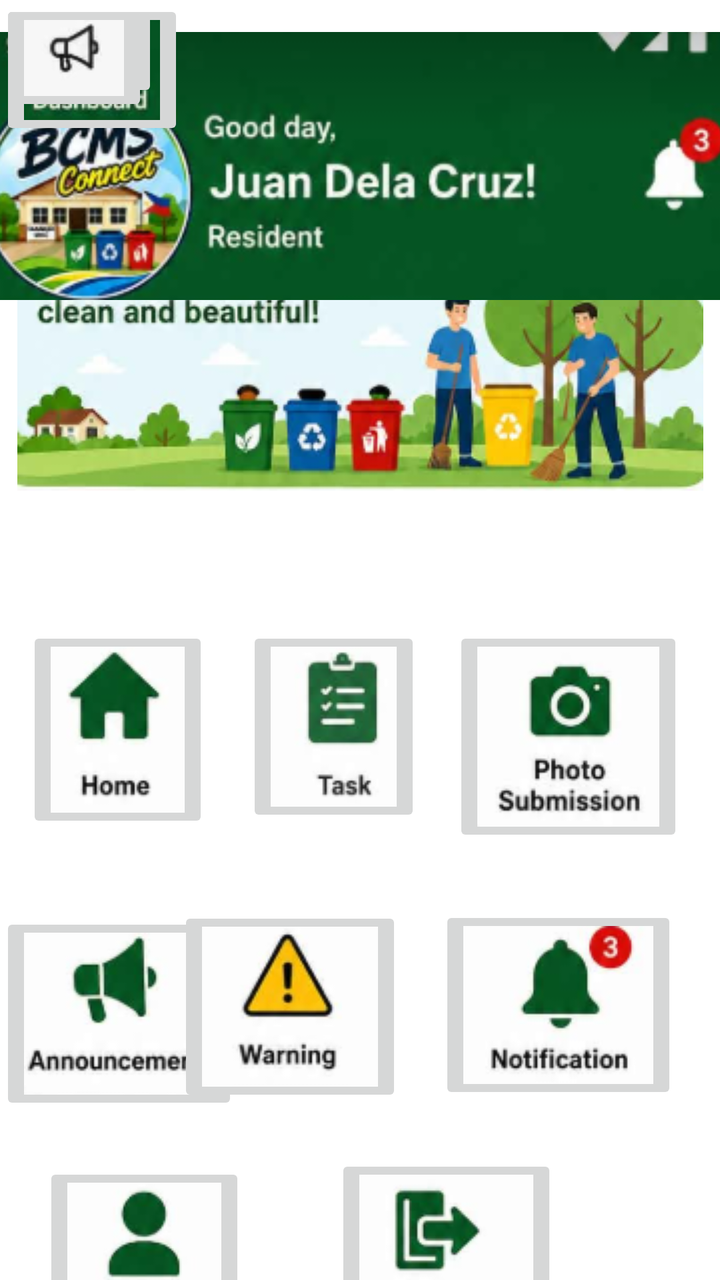
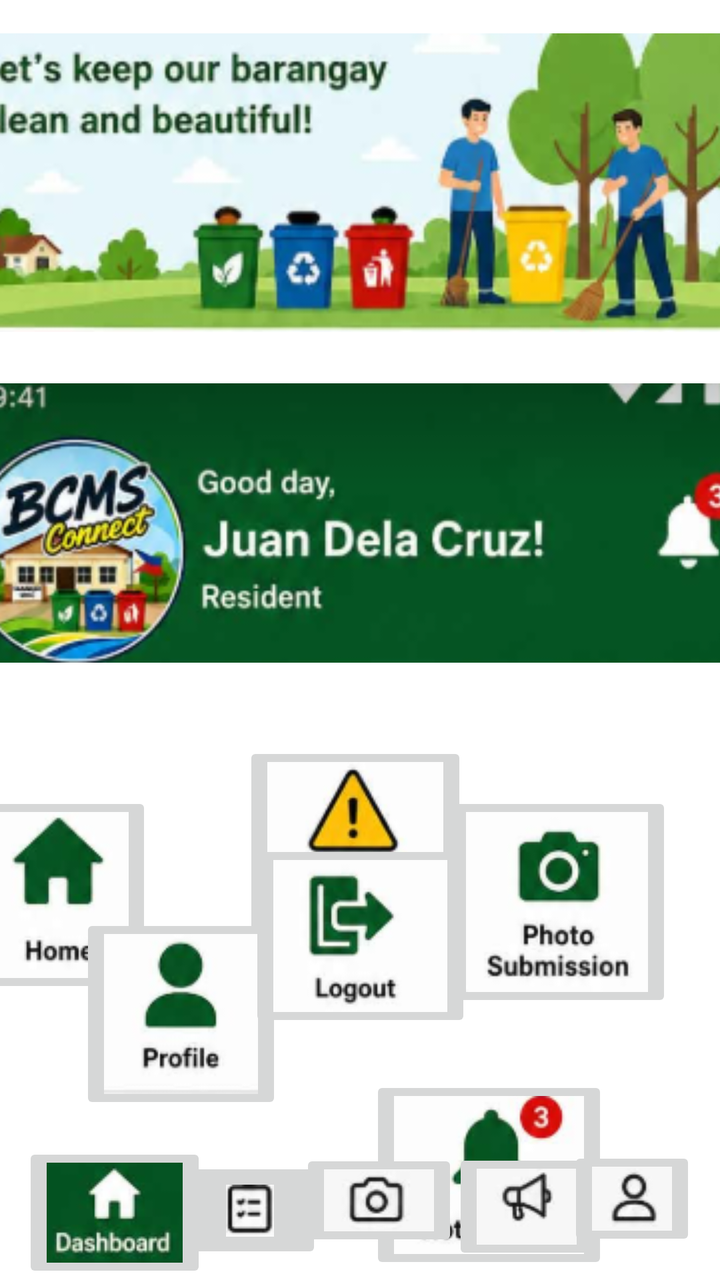

Screens rendered from an Android XML layout before and after an edit, with the pre-edit source and the edit as a unified diff.
<!-- AndroidManifest.xml: application theme Theme.BCMSCONNECT -->
<!-- res/layout/activity_dash_board.xml -->
<?xml version="1.0" encoding="utf-8"?>
<androidx.constraintlayout.widget.ConstraintLayout xmlns:android="http://schemas.android.com/apk/res/android"
    xmlns:app="http://schemas.android.com/apk/res-auto"
    xmlns:tools="http://schemas.android.com/tools"
    android:id="@+id/main"
    android:layout_width="match_parent"
    android:layout_height="match_parent"
    tools:context=".DashBoard">

    <ImageView
        android:id="@+id/imageView4"
        android:layout_width="wrap_content"
        android:layout_height="wrap_content"
        app:layout_constraintBottom_toBottomOf="parent"
        app:layout_constraintEnd_toEndOf="parent"
        app:layout_constraintStart_toStartOf="parent"
        app:layout_constraintTop_toTopOf="parent"
        app:layout_constraintVertical_bias="0.232"
        app:srcCompat="@drawable/img_28" />

    <ImageView
        android:id="@+id/imageView5"
        android:layout_width="423dp"
        android:layout_height="134dp"
        android:layout_marginTop="16dp"
        app:layout_constraintBottom_toTopOf="@+id/imageView4"
        app:layout_constraintEnd_toEndOf="parent"
        app:layout_constraintStart_toStartOf="parent"
        app:layout_constraintTop_toTopOf="parent"
        app:layout_constraintVertical_bias="0.0"
        app:srcCompat="@drawable/img_29" />

    <ImageButton
        android:id="@+id/imageButton"
        android:layout_width="wrap_content"
        android:layout_height="wrap_content"
        android:layout_marginTop="68dp"
        app:layout_constraintBottom_toBottomOf="parent"
        app:layout_constraintEnd_toStartOf="@+id/imageButton2"
        app:layout_constraintHorizontal_bias="0.41"
        app:layout_constraintStart_toStartOf="parent"
        app:layout_constraintTop_toBottomOf="@+id/imageView4"
        app:layout_constraintVertical_bias="0.0"
        app:srcCompat="@drawable/img_1" />

    <ImageButton
        android:id="@+id/imageButton2"
        android:layout_width="wrap_content"
        android:layout_height="wrap_content"
        android:layout_marginTop="68dp"
        app:layout_constraintEnd_toEndOf="parent"
        app:layout_constraintHorizontal_bias="0.452"
        app:layout_constraintStart_toStartOf="parent"
        app:layout_constraintTop_toBottomOf="@+id/imageView4"
        app:srcCompat="@drawable/img_2" />

    <ImageButton
        android:id="@+id/imageButton3"
        android:layout_width="wrap_content"
        android:layout_height="wrap_content"
        android:layout_marginStart="12dp"
        android:layout_marginTop="68dp"
        app:layout_constraintBottom_toBottomOf="parent"
        app:layout_constraintEnd_toEndOf="parent"
        app:layout_constraintHorizontal_bias="0.191"
        app:layout_constraintStart_toEndOf="@+id/imageButton2"
        app:layout_constraintTop_toBottomOf="@+id/imageView4"
        app:layout_constraintVertical_bias="0.0"
        app:srcCompat="@drawable/img_3" />

    <ImageButton
        android:id="@+id/imageButton4"
        android:layout_width="wrap_content"
        android:layout_height="wrap_content"
        android:layout_marginTop="40dp"
        android:layout_marginEnd="28dp"
        app:layout_constraintBottom_toBottomOf="parent"
        app:layout_constraintEnd_toStartOf="@+id/imageButton5"
        app:layout_constraintHorizontal_bias="0.0"
        app:layout_constraintStart_toStartOf="parent"
        app:layout_constraintTop_toBottomOf="@+id/imageButton"
        app:layout_constraintVertical_bias="0.0"
        app:srcCompat="@drawable/img_4" />

    <ImageButton
        android:id="@+id/imageButton5"
        android:layout_width="wrap_content"
        android:layout_height="wrap_content"
        android:layout_marginTop="40dp"
        android:layout_marginEnd="16dp"
        app:layout_constraintBottom_toBottomOf="parent"
        app:layout_constraintEnd_toStartOf="@+id/imageButton6"
        app:layout_constraintHorizontal_bias="0.971"
        app:layout_constraintStart_toStartOf="parent"
        app:layout_constraintTop_toBottomOf="@+id/imageButton2"
        app:layout_constraintVertical_bias="0.0"
        app:srcCompat="@drawable/img_5" />

    <ImageButton
        android:id="@+id/imageButton6"
        android:layout_width="wrap_content"
        android:layout_height="wrap_content"
        android:layout_marginTop="28dp"
        app:layout_constraintBottom_toBottomOf="parent"
        app:layout_constraintEnd_toEndOf="parent"
        app:layout_constraintHorizontal_bias="0.911"
        app:layout_constraintStart_toStartOf="parent"
        app:layout_constraintTop_toBottomOf="@+id/imageButton3"
        app:layout_constraintVertical_bias="0.02"
        app:srcCompat="@drawable/img_8" />

    <ImageButton
        android:id="@+id/imageButton7"
        android:layout_width="wrap_content"
        android:layout_height="wrap_content"
        android:layout_marginTop="24dp"
        app:layout_constraintEnd_toEndOf="parent"
        app:layout_constraintHorizontal_bias="0.084"
        app:layout_constraintStart_toStartOf="parent"
        app:layout_constraintTop_toBottomOf="@+id/imageButton4"
        app:srcCompat="@drawable/img_7" />

    <ImageButton
        android:id="@+id/imageButton8"
        android:layout_width="wrap_content"
        android:layout_height="wrap_content"
        android:layout_marginStart="36dp"
        android:layout_marginTop="24dp"
        app:layout_constraintEnd_toEndOf="parent"
        app:layout_constraintHorizontal_bias="0.101"
        app:layout_constraintStart_toEndOf="@+id/imageButton7"
        app:layout_constraintTop_toBottomOf="@+id/imageButton5"
        app:srcCompat="@drawable/img_6" />

    <ImageButton
        android:id="@+id/imageButton9"
        android:layout_width="wrap_content"
        android:layout_height="wrap_content"
        app:srcCompat="@drawable/img_9"
        tools:layout_editor_absoluteX="26dp"
        tools:layout_editor_absoluteY="755dp" />

    <ImageButton
        android:id="@+id/imageButton10"
        android:layout_width="wrap_content"
        android:layout_height="wrap_content"
        app:srcCompat="@drawable/img_18"
        tools:layout_editor_absoluteX="134dp"
        tools:layout_editor_absoluteY="762dp" />

    <ImageButton
        android:id="@+id/imageButton11"
        android:layout_width="wrap_content"
        android:layout_height="wrap_content"
        app:srcCompat="@drawable/img_12"
        tools:layout_editor_absoluteX="196dp"
        tools:layout_editor_absoluteY="762dp" />

    <ImageButton
        android:id="@+id/imageButton13"
        android:layout_width="wrap_content"
        android:layout_height="wrap_content"
        app:srcCompat="@drawable/img_11"
        tools:layout_editor_absoluteX="293dp"
        tools:layout_editor_absoluteY="762dp" />

</androidx.constraintlayout.widget.ConstraintLayout>
<!-- resources referenced by this layout -->
<resources>
  <!-- drawable img_1: png bitmap (drawable, 5902 bytes) -->
  <!-- drawable img_11: png bitmap (drawable, 1443 bytes) -->
  <!-- drawable img_12: png bitmap (drawable, 1741 bytes) -->
  <!-- drawable img_18: png bitmap (drawable, 1212 bytes) -->
  <!-- drawable img_2: png bitmap (drawable, 6271 bytes) -->
  <!-- drawable img_28: png bitmap (drawable, 89070 bytes) -->
  <!-- drawable img_29: png bitmap (drawable, 63890 bytes) -->
  <!-- drawable img_3: png bitmap (drawable, 8573 bytes) -->
  <!-- drawable img_4: png bitmap (drawable, 7485 bytes) -->
  <!-- drawable img_5: png bitmap (drawable, 6885 bytes) -->
  <!-- drawable img_6: png bitmap (drawable, 6548 bytes) -->
  <!-- drawable img_7: png bitmap (drawable, 5610 bytes) -->
  <!-- drawable img_8: png bitmap (drawable, 8498 bytes) -->
  <!-- drawable img_9: png bitmap (drawable, 6595 bytes) -->
  <style name="Theme.BCMSCONNECT" parent="Theme.MaterialComponents.DayNight.DarkActionBar">
          
          <item name="colorPrimary">@color/purple_500</item>
          <item name="colorPrimaryVariant">@color/purple_700</item>
          <item name="colorOnPrimary">@color/white</item>
          
          <item name="colorSecondary">@color/teal_200</item>
          <item name="colorSecondaryVariant">@color/teal_700</item>
          <item name="colorOnSecondary">@color/black</item>
          
          <item name="android:statusBarColor">?attr/colorPrimaryVariant</item>
          
      </style>
  <color name="purple_500">#FF6200EE</color>
  <color name="purple_700">#FF3700B3</color>
  <color name="white">#FFFFFFFF</color>
  <color name="teal_200">#FF03DAC5</color>
  <color name="teal_700">#FF018786</color>
  <color name="black">#FF000000</color>
</resources>

<!-- the commit's change to res/layout/activity_dash_board.xml (unified diff, before → after) -->
@@ -2,166 +2,211 @@
 <androidx.constraintlayout.widget.ConstraintLayout xmlns:android="http://schemas.android.com/apk/res/android"
     xmlns:app="http://schemas.android.com/apk/res-auto"
     xmlns:tools="http://schemas.android.com/tools"
-    android:id="@+id/main"
     android:layout_width="match_parent"
-    android:layout_height="match_parent"
-    tools:context=".DashBoard">
+    android:layout_height="match_parent">
 
     <ImageView
-        android:id="@+id/imageView4"
-        android:layout_width="wrap_content"
-        android:layout_height="wrap_content"
-        app:layout_constraintBottom_toBottomOf="parent"
-        app:layout_constraintEnd_toEndOf="parent"
-        app:layout_constraintStart_toStartOf="parent"
-        app:layout_constraintTop_toTopOf="parent"
-        app:layout_constraintVertical_bias="0.232"
+        android:id="@+id/imageView"
+        android:layout_width="407dp"
+        android:layout_height="164dp"
+        app:layout_constraintBottom_toTopOf="@+id/imageView2"
+        app:layout_constraintEnd_toEndOf="parent"
+        app:layout_constraintStart_toStartOf="parent"
+        app:layout_constraintTop_toTopOf="parent"
+        app:layout_constraintVertical_bias="0.35"
         app:srcCompat="@drawable/img_28" />
 
     <ImageView
-        android:id="@+id/imageView5"
-        android:layout_width="423dp"
-        android:layout_height="134dp"
-        android:layout_marginTop="16dp"
-        app:layout_constraintBottom_toTopOf="@+id/imageView4"
-        app:layout_constraintEnd_toEndOf="parent"
-        app:layout_constraintStart_toStartOf="parent"
-        app:layout_constraintTop_toTopOf="parent"
-        app:layout_constraintVertical_bias="0.0"
+        android:id="@+id/imageView2"
+        android:layout_width="386dp"
+        android:layout_height="141dp"
+        android:layout_marginTop="188dp"
+        app:layout_constraintBottom_toTopOf="@+id/imageButton2"
+        app:layout_constraintEnd_toEndOf="parent"
+        app:layout_constraintHorizontal_bias="0.493"
+        app:layout_constraintStart_toStartOf="parent"
+        app:layout_constraintTop_toTopOf="parent"
+        app:layout_constraintVertical_bias="0.045"
         app:srcCompat="@drawable/img_29" />
 
     <ImageButton
-        android:id="@+id/imageButton"
-        android:layout_width="wrap_content"
-        android:layout_height="wrap_content"
-        android:layout_marginTop="68dp"
-        app:layout_constraintBottom_toBottomOf="parent"
-        app:layout_constraintEnd_toStartOf="@+id/imageButton2"
-        app:layout_constraintHorizontal_bias="0.41"
-        app:layout_constraintStart_toStartOf="parent"
-        app:layout_constraintTop_toBottomOf="@+id/imageView4"
+        android:id="@+id/imageButton2"
+        android:layout_width="wrap_content"
+        android:layout_height="wrap_content"
+        android:layout_marginTop="396dp"
+        android:layout_marginEnd="52dp"
+        android:contentDescription="Open image"
+        app:layout_constraintBottom_toTopOf="@+id/imageButton17"
+        app:layout_constraintEnd_toStartOf="@+id/imageButton15"
+        app:layout_constraintHorizontal_bias="1.0"
+        app:layout_constraintStart_toStartOf="parent"
+        app:layout_constraintTop_toTopOf="parent"
         app:layout_constraintVertical_bias="0.0"
         app:srcCompat="@drawable/img_1" />
 
     <ImageButton
-        android:id="@+id/imageButton2"
-        android:layout_width="wrap_content"
-        android:layout_height="wrap_content"
-        android:layout_marginTop="68dp"
-        app:layout_constraintEnd_toEndOf="parent"
-        app:layout_constraintHorizontal_bias="0.452"
-        app:layout_constraintStart_toStartOf="parent"
-        app:layout_constraintTop_toBottomOf="@+id/imageView4"
+        android:id="@+id/imageButton15"
+        android:layout_width="wrap_content"
+        android:layout_height="wrap_content"
+        android:layout_marginStart="176dp"
+        android:layout_marginTop="72dp"
+        android:layout_marginEnd="146dp"
+        android:contentDescription="Open image"
+        app:layout_constraintBottom_toTopOf="@+id/imageButton18"
+        app:layout_constraintEnd_toEndOf="@+id/imageButton16"
+        app:layout_constraintHorizontal_bias="0.659"
+        app:layout_constraintStart_toStartOf="parent"
+        app:layout_constraintTop_toBottomOf="@+id/imageView2"
+        app:layout_constraintVertical_bias="0.0"
         app:srcCompat="@drawable/img_2" />
 
     <ImageButton
-        android:id="@+id/imageButton3"
-        android:layout_width="wrap_content"
-        android:layout_height="wrap_content"
-        android:layout_marginStart="12dp"
-        android:layout_marginTop="68dp"
-        app:layout_constraintBottom_toBottomOf="parent"
-        app:layout_constraintEnd_toEndOf="parent"
-        app:layout_constraintHorizontal_bias="0.191"
-        app:layout_constraintStart_toEndOf="@+id/imageButton2"
-        app:layout_constraintTop_toBottomOf="@+id/imageView4"
+        android:id="@+id/imageButton16"
+        android:layout_width="wrap_content"
+        android:layout_height="wrap_content"
+        android:layout_marginTop="64dp"
+        android:contentDescription="Open image"
+        app:layout_constraintBottom_toTopOf="@+id/imageButton25"
+        app:layout_constraintEnd_toEndOf="parent"
+        app:layout_constraintHorizontal_bias="0.902"
+        app:layout_constraintStart_toStartOf="parent"
+        app:layout_constraintTop_toBottomOf="@+id/imageView2"
         app:layout_constraintVertical_bias="0.0"
         app:srcCompat="@drawable/img_3" />
 
     <ImageButton
-        android:id="@+id/imageButton4"
-        android:layout_width="wrap_content"
-        android:layout_height="wrap_content"
-        android:layout_marginTop="40dp"
-        android:layout_marginEnd="28dp"
-        app:layout_constraintBottom_toBottomOf="parent"
-        app:layout_constraintEnd_toStartOf="@+id/imageButton5"
+        android:id="@+id/imageButton17"
+        android:layout_width="wrap_content"
+        android:layout_height="wrap_content"
+        android:layout_marginTop="540dp"
+        android:layout_marginEnd="16dp"
+        android:contentDescription="Open image"
+        app:layout_constraintBottom_toTopOf="@+id/imageButton20"
+        app:layout_constraintEnd_toStartOf="@+id/imageButton18"
+        app:layout_constraintHorizontal_bias="1.0"
+        app:layout_constraintStart_toStartOf="parent"
+        app:layout_constraintTop_toTopOf="parent"
+        app:layout_constraintVertical_bias="0.034"
+        app:srcCompat="@drawable/img_4" />
+
+    <ImageButton
+        android:id="@+id/imageButton18"
+        android:layout_width="wrap_content"
+        android:layout_height="wrap_content"
+        android:contentDescription="Open image"
+        app:layout_constraintBottom_toBottomOf="parent"
+        app:layout_constraintEnd_toEndOf="parent"
+        app:layout_constraintHorizontal_bias="0.49"
+        app:layout_constraintStart_toStartOf="parent"
+        app:layout_constraintTop_toTopOf="parent"
+        app:layout_constraintVertical_bias="0.687"
+        app:srcCompat="@drawable/img_5" />
+
+    <ImageButton
+        android:id="@+id/imageButton19"
+        android:layout_width="wrap_content"
+        android:layout_height="wrap_content"
+        android:layout_marginTop="32dp"
+        android:layout_marginEnd="56dp"
+        android:contentDescription="Open image"
+        app:layout_constraintBottom_toBottomOf="parent"
+        app:layout_constraintEnd_toEndOf="parent"
+        app:layout_constraintHorizontal_bias="1.0"
+        app:layout_constraintStart_toEndOf="@+id/imageButton18"
+        app:layout_constraintTop_toBottomOf="@+id/imageButton16"
+        app:layout_constraintVertical_bias="0.015"
+        app:srcCompat="@drawable/img_8" />
+
+    <ImageButton
+        android:id="@+id/imageButton20"
+        android:layout_width="wrap_content"
+        android:layout_height="wrap_content"
+        android:layout_marginStart="40dp"
+        android:contentDescription="Open image"
+        app:layout_constraintBottom_toBottomOf="parent"
+        app:layout_constraintEnd_toStartOf="@+id/imageButton21"
         app:layout_constraintHorizontal_bias="0.0"
         app:layout_constraintStart_toStartOf="parent"
-        app:layout_constraintTop_toBottomOf="@+id/imageButton"
-        app:layout_constraintVertical_bias="0.0"
-        app:srcCompat="@drawable/img_4" />
-
-    <ImageButton
-        android:id="@+id/imageButton5"
-        android:layout_width="wrap_content"
-        android:layout_height="wrap_content"
-        android:layout_marginTop="40dp"
-        android:layout_marginEnd="16dp"
-        app:layout_constraintBottom_toBottomOf="parent"
-        app:layout_constraintEnd_toStartOf="@+id/imageButton6"
-        app:layout_constraintHorizontal_bias="0.971"
-        app:layout_constraintStart_toStartOf="parent"
-        app:layout_constraintTop_toBottomOf="@+id/imageButton2"
-        app:layout_constraintVertical_bias="0.0"
-        app:srcCompat="@drawable/img_5" />
-
-    <ImageButton
-        android:id="@+id/imageButton6"
-        android:layout_width="wrap_content"
-        android:layout_height="wrap_content"
-        android:layout_marginTop="28dp"
-        app:layout_constraintBottom_toBottomOf="parent"
-        app:layout_constraintEnd_toEndOf="parent"
-        app:layout_constraintHorizontal_bias="0.911"
-        app:layout_constraintStart_toStartOf="parent"
-        app:layout_constraintTop_toBottomOf="@+id/imageButton3"
-        app:layout_constraintVertical_bias="0.02"
-        app:srcCompat="@drawable/img_8" />
-
-    <ImageButton
-        android:id="@+id/imageButton7"
-        android:layout_width="wrap_content"
-        android:layout_height="wrap_content"
-        android:layout_marginTop="24dp"
-        app:layout_constraintEnd_toEndOf="parent"
-        app:layout_constraintHorizontal_bias="0.084"
-        app:layout_constraintStart_toStartOf="parent"
-        app:layout_constraintTop_toBottomOf="@+id/imageButton4"
+        app:layout_constraintTop_toTopOf="parent"
+        app:layout_constraintVertical_bias="0.846"
         app:srcCompat="@drawable/img_7" />
 
     <ImageButton
-        android:id="@+id/imageButton8"
-        android:layout_width="wrap_content"
-        android:layout_height="wrap_content"
-        android:layout_marginStart="36dp"
-        android:layout_marginTop="24dp"
-        app:layout_constraintEnd_toEndOf="parent"
-        app:layout_constraintHorizontal_bias="0.101"
-        app:layout_constraintStart_toEndOf="@+id/imageButton7"
-        app:layout_constraintTop_toBottomOf="@+id/imageButton5"
+        android:id="@+id/imageButton21"
+        android:layout_width="wrap_content"
+        android:layout_height="wrap_content"
+        android:layout_marginBottom="124dp"
+        android:contentDescription="Open image"
+        app:layout_constraintBottom_toBottomOf="parent"
+        app:layout_constraintEnd_toEndOf="parent"
+        app:layout_constraintStart_toStartOf="parent"
+        app:layout_constraintTop_toBottomOf="@+id/imageButton18"
+        app:layout_constraintVertical_bias="1.0"
         app:srcCompat="@drawable/img_6" />
-
-    <ImageButton
-        android:id="@+id/imageButton9"
-        android:layout_width="wrap_content"
-        android:layout_height="wrap_content"
-        app:srcCompat="@drawable/img_9"
-        tools:layout_editor_absoluteX="26dp"
-        tools:layout_editor_absoluteY="755dp" />
-
-    <ImageButton
-        android:id="@+id/imageButton10"
-        android:layout_width="wrap_content"
-        android:layout_height="wrap_content"
-        app:srcCompat="@drawable/img_18"
-        tools:layout_editor_absoluteX="134dp"
-        tools:layout_editor_absoluteY="762dp" />
-
-    <ImageButton
-        android:id="@+id/imageButton11"
-        android:layout_width="wrap_content"
-        android:layout_height="wrap_content"
-        app:srcCompat="@drawable/img_12"
-        tools:layout_editor_absoluteX="196dp"
-        tools:layout_editor_absoluteY="762dp" />
-
-    <ImageButton
-        android:id="@+id/imageButton13"
-        android:layout_width="wrap_content"
-        android:layout_height="wrap_content"
-        app:srcCompat="@drawable/img_11"
-        tools:layout_editor_absoluteX="293dp"
-        tools:layout_editor_absoluteY="762dp" />
-
+    <ImageButton
+        android:id="@+id/imageButton22"
+        android:layout_width="wrap_content"
+        android:layout_height="wrap_content"
+        android:layout_marginTop="16dp"
+        android:contentDescription="Open image"
+        app:layout_constraintBottom_toBottomOf="parent"
+        app:layout_constraintEnd_toEndOf="parent"
+        app:layout_constraintHorizontal_bias="0.042"
+        app:layout_constraintStart_toStartOf="parent"
+        app:layout_constraintTop_toBottomOf="@+id/imageButton20"
+        app:layout_constraintVertical_bias="0.583"
+        app:srcCompat="@drawable/img_9" />
+
+    <ImageButton
+        android:id="@+id/imageButton23"
+        android:layout_width="72dp"
+        android:layout_height="53dp"
+        android:contentDescription="Open image"
+        app:layout_constraintBottom_toBottomOf="parent"
+        app:layout_constraintEnd_toEndOf="parent"
+        app:layout_constraintHorizontal_bias="0.309"
+        app:layout_constraintStart_toStartOf="parent"
+        app:layout_constraintTop_toBottomOf="@+id/imageButton20"
+        app:layout_constraintVertical_bias="0.717"
+        app:srcCompat="@drawable/img_18" />
+
+    <ImageButton
+        android:id="@+id/imageButton25"
+        android:layout_width="wrap_content"
+        android:layout_height="wrap_content"
+        android:contentDescription="Open image"
+        app:layout_constraintBottom_toBottomOf="parent"
+        app:layout_constraintEnd_toEndOf="parent"
+        app:layout_constraintHorizontal_bias="0.791"
+        app:layout_constraintStart_toStartOf="parent"
+        app:layout_constraintTop_toBottomOf="@+id/imageButton21"
+        app:layout_constraintVertical_bias="0.882"
+        app:srcCompat="@drawable/img_11" />
+
+    <ImageButton
+        android:id="@+id/imageButton26"
+        android:layout_width="wrap_content"
+        android:layout_height="wrap_content"
+        android:contentDescription="Open image"
+        app:layout_constraintBottom_toBottomOf="parent"
+        app:layout_constraintEnd_toEndOf="parent"
+        app:layout_constraintHorizontal_bias="0.96"
+        app:layout_constraintStart_toStartOf="parent"
+        app:layout_constraintTop_toBottomOf="@+id/imageButton21"
+        app:layout_constraintVertical_bias="0.797"
+        app:srcCompat="@drawable/img_13" />
+
+    <ImageButton
+        android:id="@+id/imageButton27"
+        android:layout_width="wrap_content"
+        android:layout_height="wrap_content"
+        android:layout_marginTop="57dp"
+        android:contentDescription="Open image"
+        app:layout_constraintBottom_toBottomOf="parent"
+        app:layout_constraintEnd_toEndOf="parent"
+        app:layout_constraintHorizontal_bias="0.534"
+        app:layout_constraintStart_toStartOf="parent"
+        app:layout_constraintTop_toBottomOf="@+id/imageButton21"
+        app:layout_constraintVertical_bias="0.111"
+        app:srcCompat="@drawable/img_12" />
 </androidx.constraintlayout.widget.ConstraintLayout>
<!-- resource entries referenced after the edit -->
@@ -3,6 +3,7 @@
   <!-- drawable img_1: png bitmap (drawable, 5902 bytes) -->
   <!-- drawable img_11: png bitmap (drawable, 1443 bytes) -->
   <!-- drawable img_12: png bitmap (drawable, 1741 bytes) -->
+  <!-- drawable img_13: png bitmap (drawable, 1348 bytes) -->
   <!-- drawable img_18: png bitmap (drawable, 1212 bytes) -->
   <!-- drawable img_2: png bitmap (drawable, 6271 bytes) -->
   <!-- drawable img_28: png bitmap (drawable, 89070 bytes) -->
